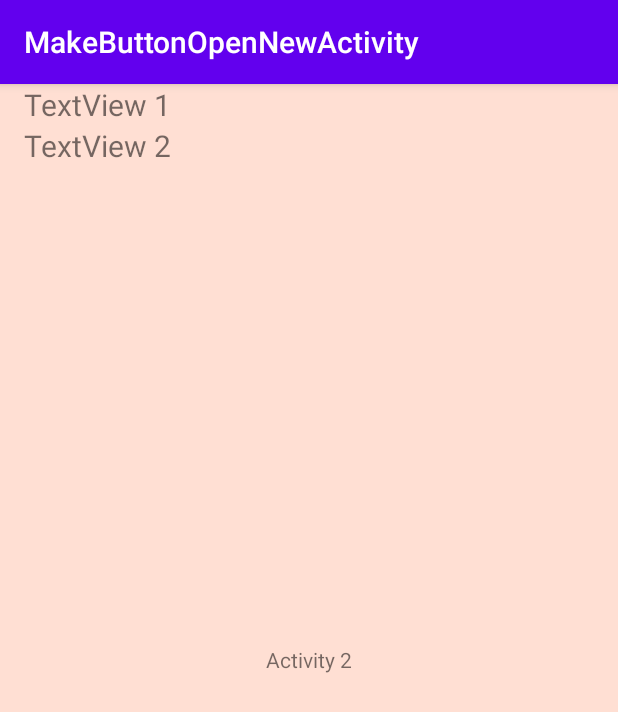
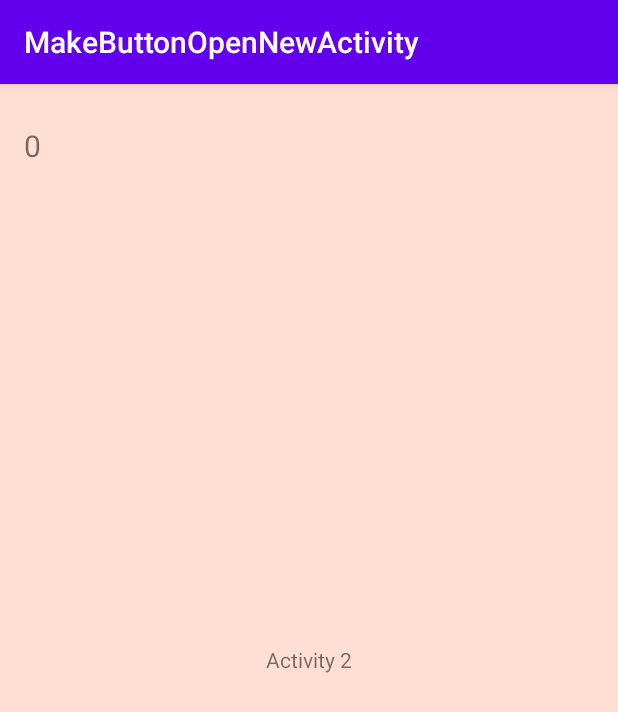
Before and after one commit to RujiraKongsomran/MakeButtonOpenNewActivity, an Android app: the SecondActivity screen opened directly, with no data from a screen before it, on a phone screen of 412 x 824 dp. Shown: the top 712 px of the screen. Run offline under Robolectric (Android 15) with nearby library versions, the phone set to English and light mode, and no system bars.

Commit message:
Get data from intent and set to TextView 1 and TextView 2 in SecondActivity

```diff
--- a/app/src/main/java/com/rujira/makebuttonopennewactivity/SecondActivity.java
+++ b/app/src/main/java/com/rujira/makebuttonopennewactivity/SecondActivity.java
@@ -2,13 +2,33 @@ package com.rujira.makebuttonopennewactivity;
 
 import androidx.appcompat.app.AppCompatActivity;
 
+import android.content.Intent;
 import android.os.Bundle;
+import android.widget.TextView;
 
 public class SecondActivity extends AppCompatActivity {
+    TextView tv1;
+    TextView tv2;
 
     @Override
     protected void onCreate(Bundle savedInstanceState) {
         super.onCreate(savedInstanceState);
         setContentView(R.layout.activity_second);
+
+        initInstances();
+    }
+
+    private void initInstances() {
+        tv1 = (TextView) findViewById(R.id.tv1);
+        tv2 = (TextView) findViewById(R.id.tv2);
+
+        Intent intent = getIntent();
+
+        String text = intent.getStringExtra(MainActivity.EXTRA_TEXT);
+        int number = intent.getIntExtra(MainActivity.EXTRA_NUMBER, 0);
+
+        tv1.setText(text);
+        tv2.setText("" + number);
+
     }
 }
```
